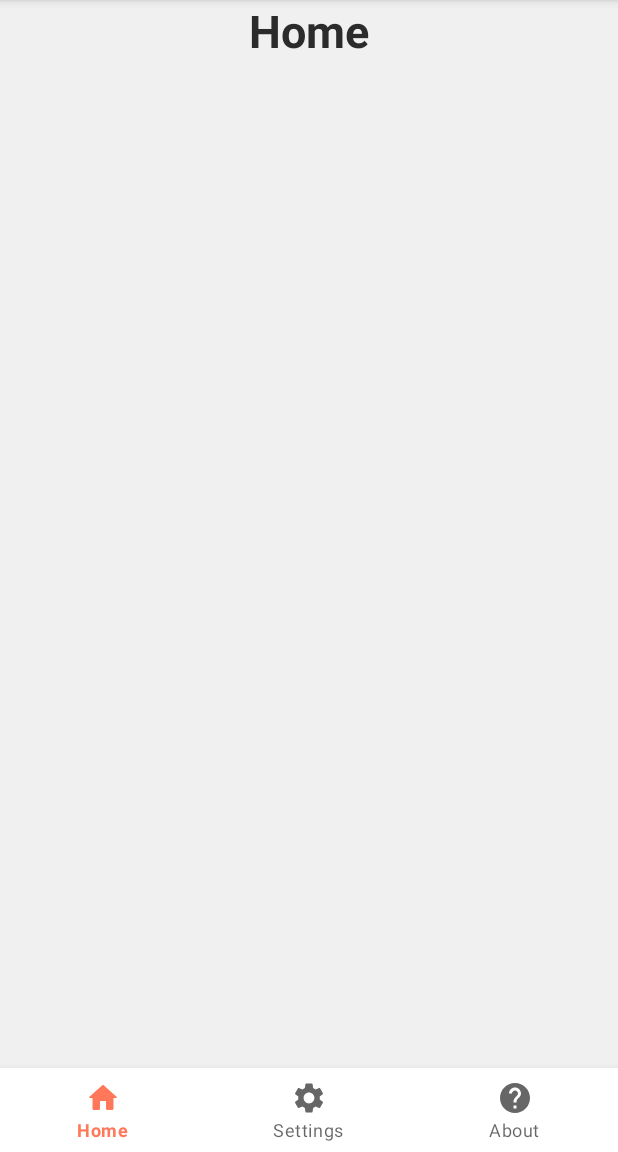
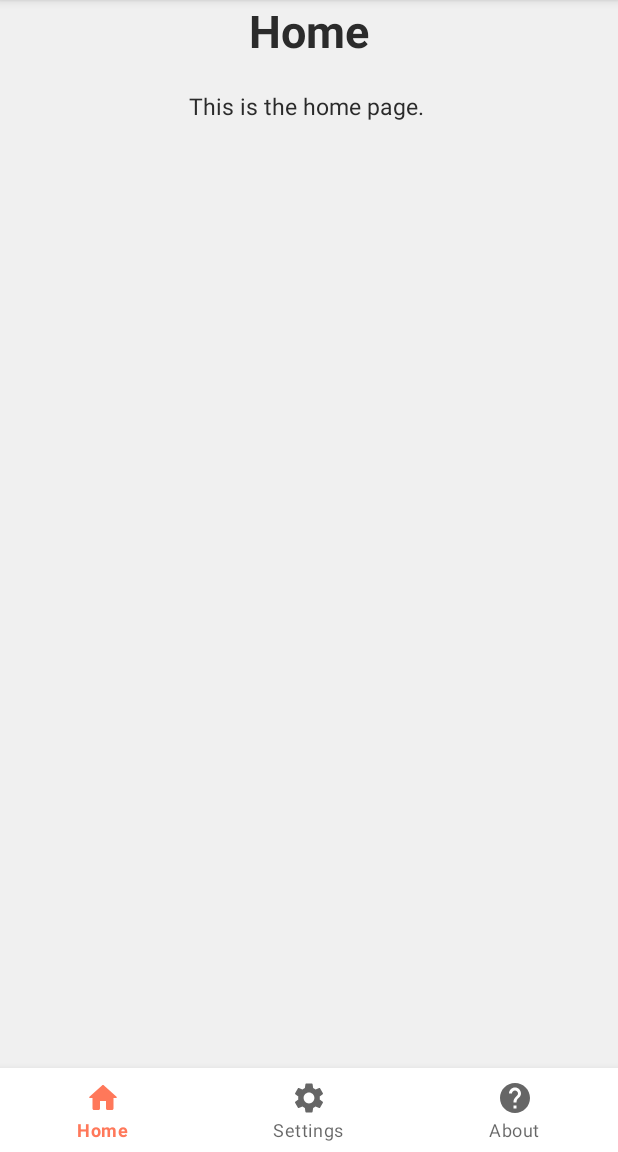
Before and after one commit to gradientdev/Starfruit, an Android app: the screen it shows after launch (MainActivity), on a phone screen of 412 x 824 dp, the part 84-1236 px from its top. Run offline under Robolectric (Android 15) with nearby library versions, the phone set to English and light mode, and no system bars.

Commit message:
Added TextViews to each fragment

```diff
--- a/app/src/main/res/layout/fragment_home.xml
+++ b/app/src/main/res/layout/fragment_home.xml
@@ -18,6 +18,16 @@
             android:textColor="@color/coal"
             android:textStyle="bold"/>
 
+        <TextView
+            android:id="@+id/textView"
+            android:layout_width="match_parent"
+            android:layout_height="wrap_content"
+            android:text="This is the home page. "
+            android:textAlignment="center"
+            android:layout_marginTop="60sp"
+            android:textSize="15sp"
+            android:textColor="@color/coal"/>
+
     </RelativeLayout>
 
 </FrameLayout>
```
Also changed, not shown: app/src/main/res/layout/fragment_about.xml (+10 -0 lines), app/src/main/res/layout/fragment_settings.xml (+11 -0 lines).
